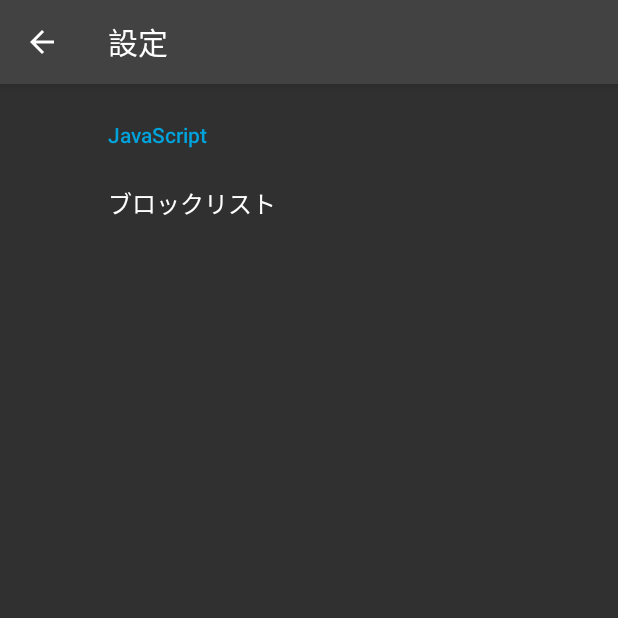
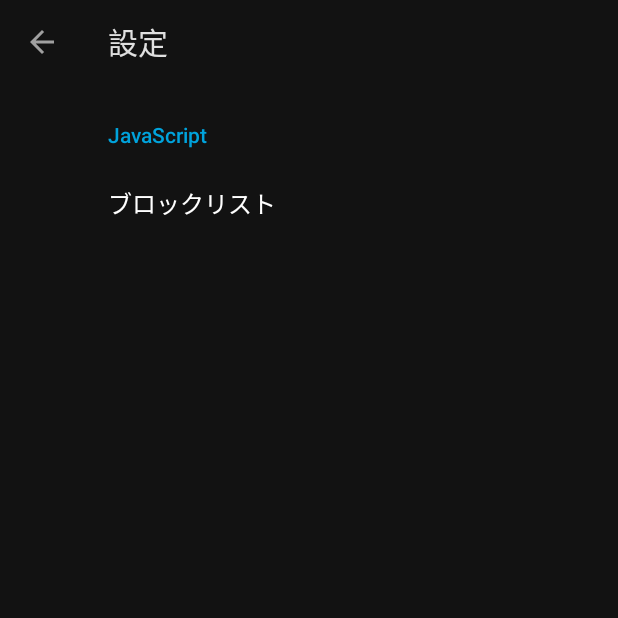
Before and after one commit to kuluna/HotBook, an Android app: the screen it shows after launch (AppPreferenceActivity), in the options menu, after a tap on "設定", on a phone screen of 412 x 824 dp, the top half of it. Run offline under Robolectric (Android 15) with nearby library versions, the phone set to English and light mode, and no system bars; our stand-ins replace androidx.preference; 1 statement that could not run was skipped.

Commit message:
Update Material Design

```diff
--- a/app/src/main/res/layout/activity_main.xml
+++ b/app/src/main/res/layout/activity_main.xml
@@ -27,8 +27,9 @@
                 android:id="@+id/tabLayout"
                 android:layout_width="match_parent"
                 android:layout_height="wrap_content"
+                app:tabBackground="@color/colorPrimary"
+                app:tabIndicatorColor="@color/colorAccent"
                 app:tabMode="scrollable"
-                app:tabSelectedTextColor="@android:color/white"
                 app:tabTextColor="@android:color/white">
 
             </com.google.android.material.tabs.TabLayout>
--- a/app/src/main/res/values/colors.xml
+++ b/app/src/main/res/values/colors.xml
@@ -1,7 +1,7 @@
 <?rss version="1.0" encoding="utf-8"?>
 <resources>
     <color name="colorPrimary">#424242</color>
-    <color name="colorPrimaryDark">#1b1b1b</color>
+    <color name="colorPrimaryDark">#424242</color>
     <color name="colorAccent">#00a3dc</color>
 
     <color name="lightGrey">#aaa</color>
--- a/app/src/main/res/values/styles.xml
+++ b/app/src/main/res/values/styles.xml
@@ -1,13 +1,13 @@
 <resources>
 
-    <style name="AppTheme" parent="Theme.AppCompat">
+    <style name="AppTheme" parent="Theme.MaterialComponents">
         <item name="colorPrimary">@color/colorPrimary</item>
         <item name="colorPrimaryDark">@color/colorPrimaryDark</item>
         <item name="colorAccent">@color/colorAccent</item>
         <item name="preferenceTheme">@style/PreferenceThemeOverlay</item>
     </style>
 
-    <style name="AppTheme.NoActionBar" parent="Theme.AppCompat.NoActionBar">
+    <style name="AppTheme.NoActionBar" parent="Theme.MaterialComponents.NoActionBar">
         <item name="colorPrimary">@color/colorPrimary</item>
         <item name="colorPrimaryDark">@color/colorPrimaryDark</item>
         <item name="colorAccent">@color/colorAccent</item>
```
Also changed, not shown: app/build.gradle (+4 -4 lines).
